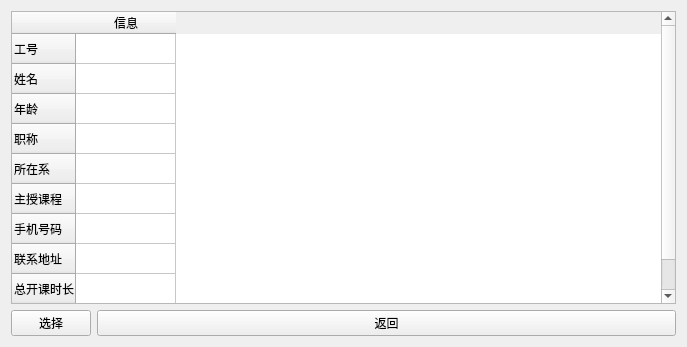
This is 软件综合课程设计/QtDesign_File/delete2.ui in csy0x1/Python3-Learning as Qt 5 draws it before an edit. The edited form follows.
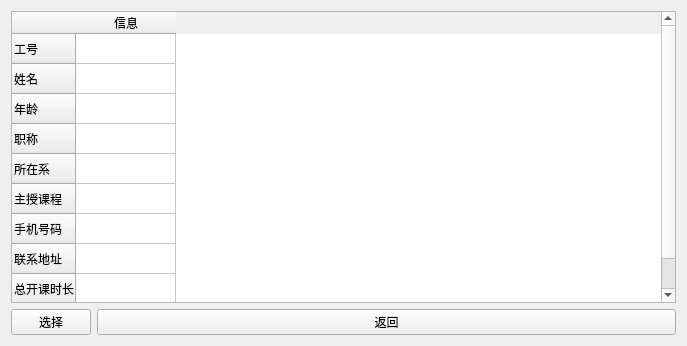
This is the edited form.

Patch:
```diff
--- a/软件综合课程设计/QtDesign_File/delete2.ui
+++ b/软件综合课程设计/QtDesign_File/delete2.ui
@@ -7,7 +7,7 @@
     <x>0</x>
     <y>0</y>
     <width>687</width>
-    <height>347</height>
+    <height>346</height>
    </rect>
   </property>
   <property name="windowTitle">
```
Left out of the diff: 28 changed lines with no effect on the pictures.
